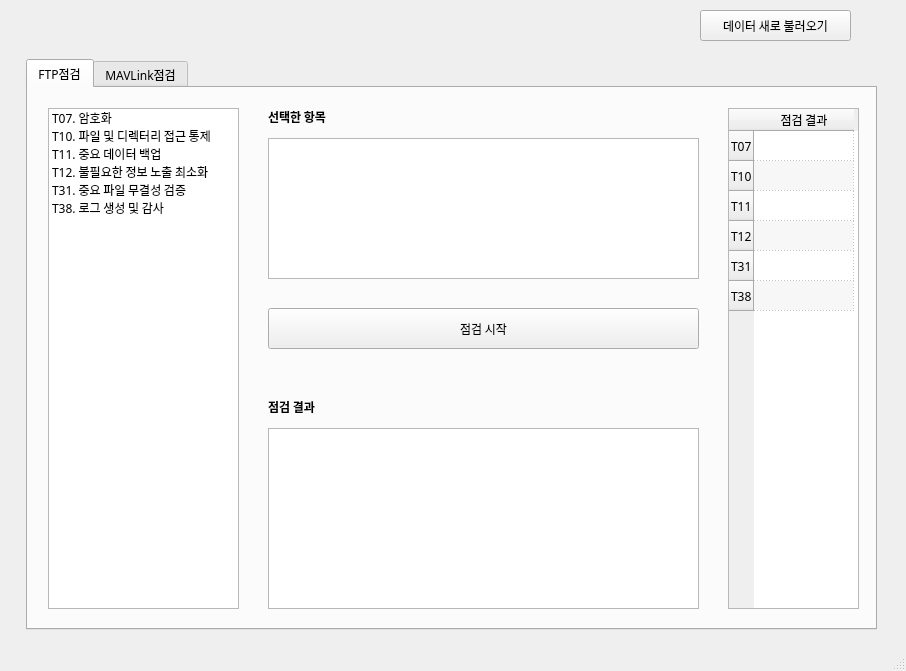
Herrtane/PX4Inspector, file ui/PX4Inspector.ui: the form before one commit.
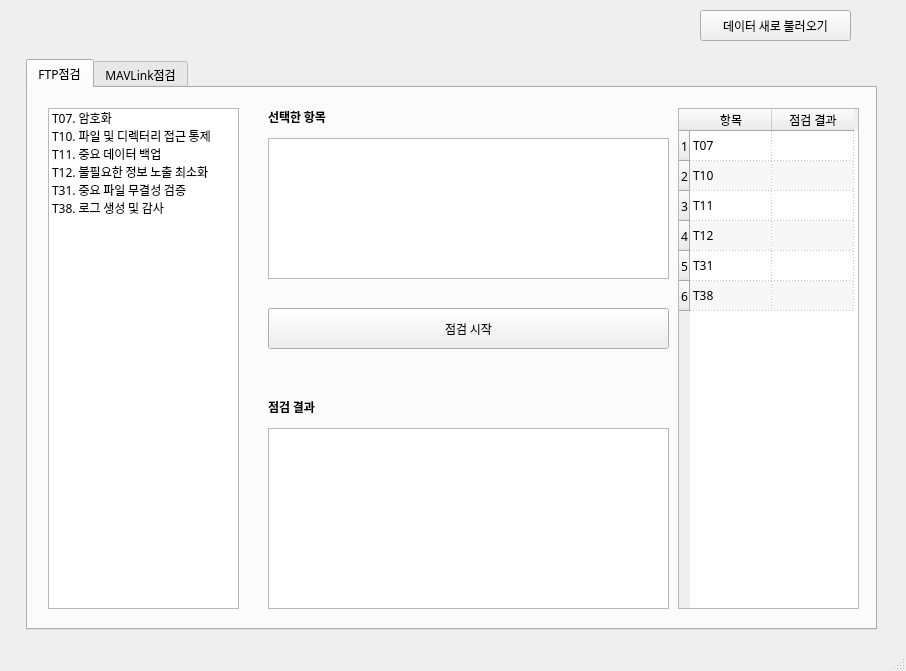
The form after the commit.

```diff
--- a/ui/PX4Inspector.ui
+++ b/ui/PX4Inspector.ui
@@ -88,12 +88,15 @@
      <widget class="QTableWidget" name="ftp_result_tableWidget">
       <property name="geometry">
        <rect>
-        <x>700</x>
+        <x>650</x>
         <y>20</y>
-        <width>131</width>
+        <width>181</width>
         <height>501</height>
        </rect>
       </property>
+      <property name="autoFillBackground">
+       <bool>false</bool>
+      </property>
       <property name="sizeAdjustPolicy">
        <enum>QAbstractScrollArea::AdjustIgnored</enum>
       </property>
@@ -107,38 +110,43 @@
        <enum>Qt::DotLine</enum>
       </property>
       <attribute name="horizontalHeaderDefaultSectionSize">
-       <number>100</number>
+       <number>82</number>
       </attribute>
       <row>
        <property name="text">
-        <string>T07</string>
+        <string>1</string>
        </property>
       </row>
       <row>
        <property name="text">
-        <string>T10</string>
+        <string>2</string>
        </property>
       </row>
       <row>
        <property name="text">
-        <string>T11</string>
+        <string>3</string>
        </property>
       </row>
       <row>
        <property name="text">
-        <string>T12</string>
+        <string>4</string>
        </property>
       </row>
       <row>
        <property name="text">
-        <string>T31</string>
+        <string>5</string>
        </property>
       </row>
       <row>
        <property name="text">
-        <string>T38</string>
+        <string>6</string>
        </property>
       </row>
+      <column>
+       <property name="text">
+        <string>항목</string>
+       </property>
+      </column>
       <column>
        <property name="text">
         <string>점검 결과</string>
@@ -146,32 +154,59 @@
       </column>
       <item row="0" column="0">
        <property name="text">
-        <string/>
+        <string>T07</string>
        </property>
-       <property name="flags">
-        <set>ItemIsSelectable|ItemIsDragEnabled|ItemIsDropEnabled|ItemIsUserCheckable|ItemIsEnabled</set>
+      </item>
+      <item row="0" column="1">
+       <property name="text">
+        <string/>
        </property>
       </item>
       <item row="1" column="0">
        <property name="text">
+        <string>T10</string>
+       </property>
+      </item>
+      <item row="1" column="1">
+       <property name="text">
         <string/>
        </property>
       </item>
       <item row="2" column="0">
        <property name="text">
+        <string>T11</string>
+       </property>
+      </item>
+      <item row="2" column="1">
+       <property name="text">
         <string/>
        </property>
       </item>
       <item row="3" column="0">
        <property name="text">
+        <string>T12</string>
+       </property>
+      </item>
+      <item row="3" column="1">
+       <property name="text">
         <string/>
        </property>
       </item>
       <item row="4" column="0">
        <property name="text">
+        <string>T31</string>
+       </property>
+      </item>
+      <item row="4" column="1">
+       <property name="text">
         <string/>
        </property>
       </item>
+      <item row="5" column="0">
+       <property name="text">
+        <string>T38</string>
+       </property>
+      </item>
      </widget>
      <widget class="QListWidget" name="ftp_listWidget">
       <property name="geometry">
@@ -218,7 +253,7 @@
        <rect>
         <x>240</x>
         <y>220</y>
-        <width>431</width>
+        <width>401</width>
         <height>41</height>
        </rect>
       </property>
@@ -231,7 +266,7 @@
        <rect>
         <x>240</x>
         <y>340</y>
-        <width>431</width>
+        <width>401</width>
         <height>181</height>
        </rect>
       </property>
@@ -270,7 +305,7 @@
        <rect>
         <x>240</x>
         <y>50</y>
-        <width>431</width>
+        <width>401</width>
         <height>141</height>
        </rect>
       </property>
@@ -285,7 +320,7 @@
      </attribute>
     </widget>
    </widget>
-   <widget class="QWidget" name="">
+   <widget class="QWidget" name="layoutWidget">
     <property name="geometry">
      <rect>
       <x>31</x>
```
